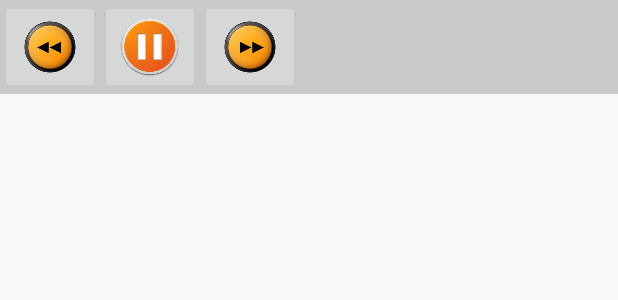
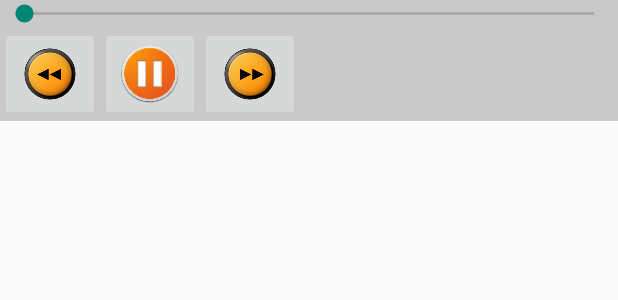
Before and after one commit to tehnik819/vu-player, an Android app: the layout controller.xml on its own in the app's theme, with its tools: preview values and no code run, on a phone screen of 412 x 824 dp. Shown: the top 300 px of the screen. Run offline under Robolectric (Android 15) with nearby library versions, the phone set to English and light mode, and no system bars.

Commit message:
Add seek bar

```diff
--- a/app/src/main/res/layout/controller.xml
+++ b/app/src/main/res/layout/controller.xml
@@ -8,7 +8,7 @@
         android:layout_width="wrap_content"
         android:layout_height="wrap_content"
         android:src="@drawable/ic_prev"
-        android:layout_alignParentTop="true"
+        android:layout_below="@+id/seekBar"
         android:layout_alignParentLeft="true"
         android:layout_alignParentStart="true" />
 
@@ -17,7 +17,7 @@
         android:layout_width="wrap_content"
         android:layout_height="wrap_content"
         android:src="@drawable/ic_pause"
-        android:layout_alignParentTop="true"
+        android:layout_below="@+id/seekBar"
         android:layout_toRightOf="@+id/control_prev_btn" />
 
     <ImageButton
@@ -25,7 +25,37 @@
         android:layout_width="wrap_content"
         android:layout_height="wrap_content"
         android:src="@drawable/ic_next"
-        android:layout_alignParentTop="true"
+        android:layout_below="@+id/seekBar"
         android:layout_toRightOf="@+id/control_play_btn" />
 
+    <SeekBar
+        android:id="@+id/seekBar"
+        android:layout_width="wrap_content"
+        android:layout_height="wrap_content"
+        android:layout_alignParentTop="true"
+        android:layout_toRightOf="@+id/text_current_time"
+        android:layout_toLeftOf="@+id/text_duration" />
+
+    <TextView
+        android:id="@+id/text_current_time"
+        android:layout_width="wrap_content"
+        android:layout_height="wrap_content"
+        android:textColor="@android:color/white"
+        android:textStyle="bold"
+        android:layout_above="@+id/control_prev_btn"
+        android:layout_alignParentTop="true"
+        android:layout_alignParentLeft="true"
+        android:layout_alignParentStart="true" />
+
+    <TextView
+        android:id="@+id/text_duration"
+        android:layout_width="wrap_content"
+        android:layout_height="wrap_content"
+        android:textColor="@android:color/white"
+        android:textStyle="bold"
+        android:layout_above="@+id/control_next_btn"
+        android:layout_alignParentTop="true"
+        android:layout_alignParentRight="true"
+        android:layout_alignParentEnd="true" />
+
 </RelativeLayout>
```
Also changed, not shown: app/src/main/java/com/noveogroup/vuplayer/Library.java (+14 -1 lines), app/src/main/java/com/noveogroup/vuplayer/MainActivity.java (+5 -4 lines), app/src/main/java/com/noveogroup/vuplayer/ProgressTask.java (added, +54 -0 lines), app/src/main/java/com/noveogroup/vuplayer/VideoController.java (+50 -0 lines), app/src/main/java/com/noveogroup/vuplayer/VideoFragment.java (+13 -1 lines), app/src/main/java/com/noveogroup/vuplayer/VideoPlayer.java (+33 -12 lines).
